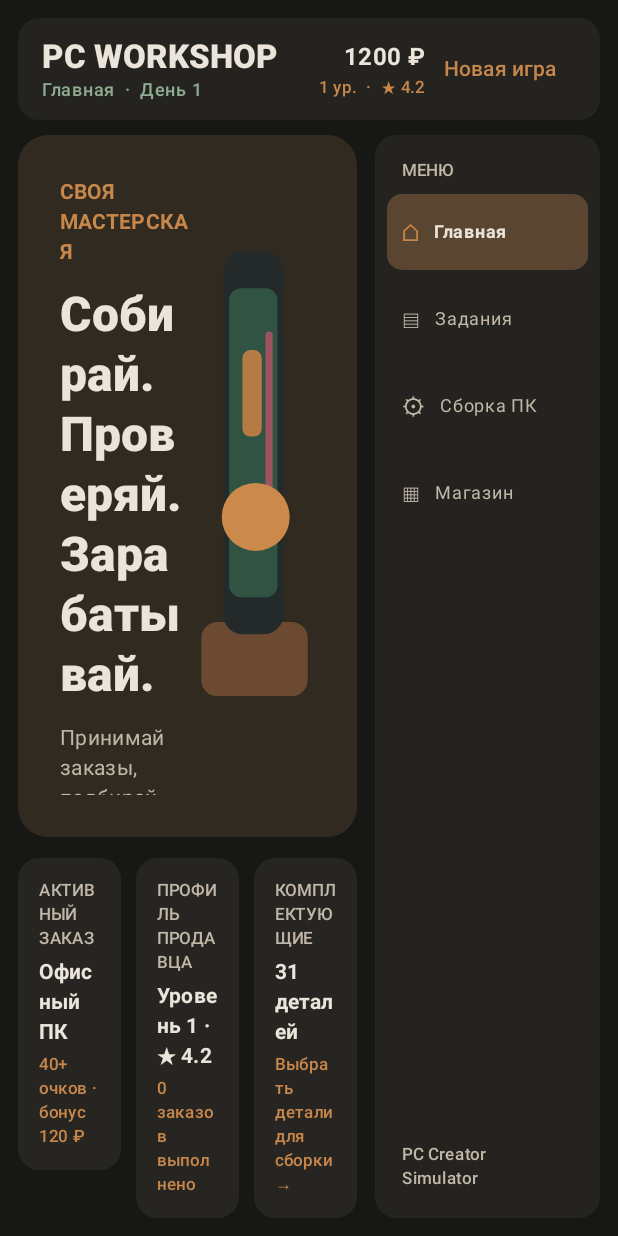
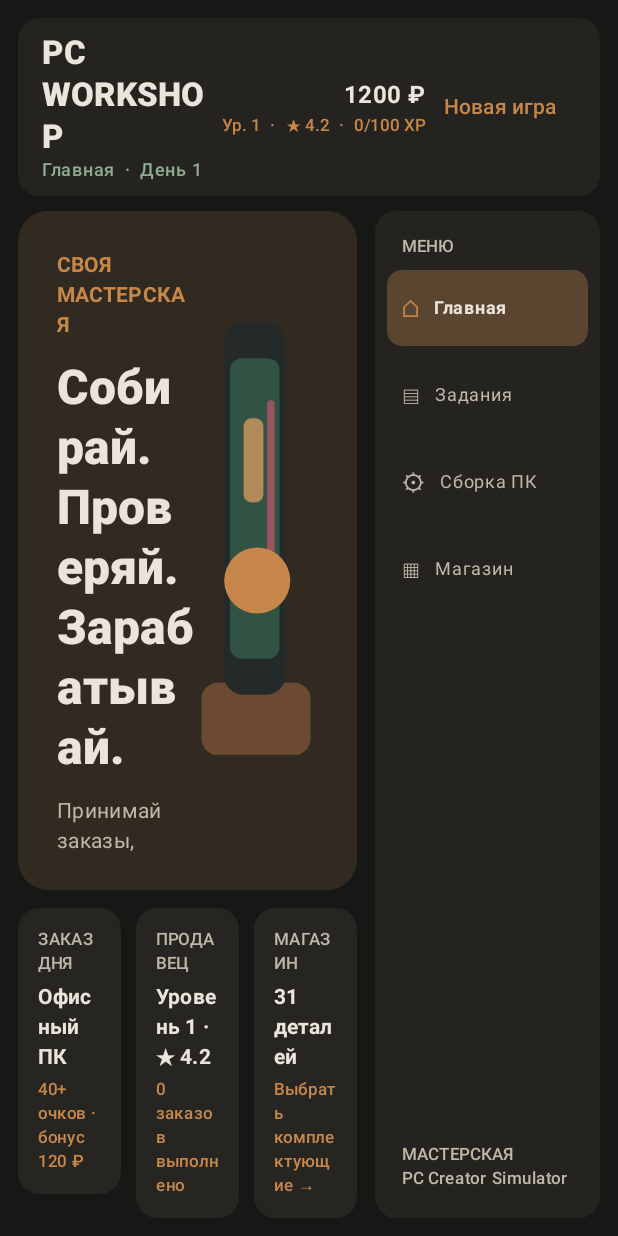
Before and after one commit to zxcrixd/pcsim, an Android app built with Jetpack Compose: the composable App shown on its own in the app's theme, on a phone screen of 412 x 824 dp. Run offline under Robolectric (Android 15) with nearby library versions, the phone set to English and light mode, and no system bars.

Commit message:
feat(ui): refine landscape navigation, seller profile and workshop menu

```diff
--- a/composeApp/src/commonMain/kotlin/com/zxcrixd/pcsim/ui/App.kt
+++ b/composeApp/src/commonMain/kotlin/com/zxcrixd/pcsim/ui/App.kt
@@ -20,7 +20,6 @@ import androidx.compose.material3.Button
 import androidx.compose.material3.Card
 import androidx.compose.material3.CardDefaults
 import androidx.compose.material3.FilterChip
-import androidx.compose.material3.LinearProgressIndicator
 import androidx.compose.material3.MaterialTheme
 import androidx.compose.material3.OutlinedButton
 import androidx.compose.material3.Surface
@@ -46,23 +45,15 @@ import com.zxcrixd.pcsim.model.Part
 import com.zxcrixd.pcsim.model.PartType
 
 private val WorkshopColors = darkColorScheme(
-    primary = Color(0xFFC8874A),
-    onPrimary = Color(0xFF21160D),
-    secondary = Color(0xFF8EAC91),
-    background = Color(0xFF171716),
-    onBackground = Color(0xFFEAE4DA),
-    surface = Color(0xFF262522),
-    onSurface = Color(0xFFEAE4DA),
-    surfaceVariant = Color(0xFF34312B),
-    onSurfaceVariant = Color(0xFFC1B7A8),
-    error = Color(0xFFE27769)
+    primary = Color(0xFFC8874A), onPrimary = Color(0xFF21160D),
+    secondary = Color(0xFF8EAC91), background = Color(0xFF171716),
+    onBackground = Color(0xFFEAE4DA), surface = Color(0xFF262522),
+    onSurface = Color(0xFFEAE4DA), surfaceVariant = Color(0xFF34312B),
+    onSurfaceVariant = Color(0xFFC1B7A8), error = Color(0xFFE27769)
 )
 
 private enum class Page(val title: String, val icon: String) {
-    HOME("Главная", "⌂"),
-    TASKS("Задания", "▤"),
-    BUILD("Сборка ПК", "⚙"),
-    SHOP("Магазин", "▦")
+    HOME("Главная", "⌂"), TASKS("Задания", "▤"), BUILD("Сборка ПК", "⚙"), SHOP("Магазин", "▦")
 }
 
 @Composable
@@ -77,13 +68,13 @@ fun App() {
                 Row(Modifier.fillMaxSize(), horizontalArrangement = Arrangement.spacedBy(12.dp)) {
                     Box(Modifier.weight(1f).fillMaxSize()) {
                         when (page) {
-                            Page.HOME -> HomePage(game, onNavigate = { page = it })
-                            Page.TASKS -> TasksPage(game, onAccept = { task -> game.acceptTask(task); page = Page.BUILD })
-                            Page.BUILD -> BuildPage(game, selectedPart, onPartPlaced = { selectedPart = null })
-                            Page.SHOP -> ShopPage(game, selectedPart, onSelect = { selectedPart = it; page = Page.BUILD })
+                            Page.HOME -> HomePage(game) { page = it }
+                            Page.TASKS -> TasksPage(game) { task -> game.acceptTask(task); page = Page.BUILD }
+                            Page.BUILD -> BuildPage(game, selectedPart) { selectedPart = null }
+                            Page.SHOP -> ShopPage(game, selectedPart) { selectedPart = it; page = Page.BUILD }
                         }
                     }
-                    Navigation(page, onNavigate = { page = it })
+                    Navigation(page) { page = it }
                 }
             }
         }
@@ -93,7 +84,7 @@ fun App() {
 @Composable
 private fun Header(game: GameState, page: Page, onReset: () -> Unit) {
     Row(
-        Modifier.fillMaxWidth().background(Color(0xFF24231F), RoundedCornerShape(14.dp)).padding(horizontal = 16.dp, vertical = 10.dp),
+        Modifier.fillMaxWidth().background(Color(0xFF24231F), RoundedCornerShape(14.dp)).padding(horizontal = 16.dp, vertical = 9.dp),
         verticalAlignment = Alignment.CenterVertically
     ) {
         Column(Modifier.weight(1f)) {
@@ -102,7 +93,7 @@ private fun Header(game: GameState, page: Page, onReset: () -> Unit) {
         }
         Column(horizontalAlignment = Alignment.End) {
             Text("${game.money} ₽", style = MaterialTheme.typography.titleMedium, fontWeight = FontWeight.Bold)
-            Text("${game.sellerLevel} ур.  ·  ★ ${"%.1f".format(game.rating)}", style = MaterialTheme.typography.labelSmall, color = MaterialTheme.colorScheme.primary)
+            Text("Ур. ${game.sellerLevel}  ·  ★ ${game.rating.toString().take(3)}  ·  ${game.sellerXp % 100}/100 XP", style = MaterialTheme.typography.labelSmall, color = MaterialTheme.colorScheme.primary)
         }
         TextButton(onClick = onReset) { Text("Новая игра") }
     }
@@ -114,14 +105,12 @@ private fun Navigation(current: Page, onNavigate: (Page) -> Unit) {
         Modifier.width(150.dp).background(Color(0xFF24231F), RoundedCornerShape(14.dp)).padding(8.dp),
         verticalArrangement = Arrangement.spacedBy(7.dp)
     ) {
-        Text("МЕНЮ", modifier = Modifier.padding(start = 10.dp, top = 8.dp), style = MaterialTheme.typography.labelSmall, color = MaterialTheme.colorScheme.onSurfaceVariant)
+        Text("МЕНЮ", Modifier.padding(start = 10.dp, top = 8.dp), style = MaterialTheme.typography.labelSmall, color = MaterialTheme.colorScheme.onSurfaceVariant)
         Page.entries.forEach { page ->
             val active = current == page
             Row(
-                Modifier.fillMaxWidth()
-                    .background(if (active) Color(0xFF5A4530) else Color.Transparent, RoundedCornerShape(10.dp))
-                    .clickable { onNavigate(page) }
-                    .padding(horizontal = 10.dp, vertical = 13.dp),
+                Modifier.fillMaxWidth().background(if (active) Color(0xFF5A4530) else Color.Transparent, RoundedCornerShape(10.dp))
+                    .clickable { onNavigate(page) }.padding(horizontal = 10.dp, vertical = 13.dp),
                 verticalAlignment = Alignment.CenterVertically
             ) {
                 Text(page.icon, color = if (active) MaterialTheme.colorScheme.primary else MaterialTheme.colorScheme.onSurfaceVariant)
@@ -130,19 +119,15 @@ private fun Navigation(current: Page, onNavigate: (Page) -> Unit) {
             }
         }
         Spacer(Modifier.weight(1f))
-        Text("PC Creator\nSimulator", modifier = Modifier.padding(10.dp), style = MaterialTheme.typography.labelSmall, color = MaterialTheme.colorScheme.onSurfaceVariant)
+        Text("МАСТЕРСКАЯ\nPC Creator Simulator", Modifier.padding(10.dp), style = MaterialTheme.typography.labelSmall, color = MaterialTheme.colorScheme.onSurfaceVariant)
     }
 }
 
 @Composable
 private fun HomePage(game: GameState, onNavigate: (Page) -> Unit) {
-    Column(Modifier.fillMaxSize(), verticalArrangement = Arrangement.spacedBy(14.dp)) {
-        Card(
-            Modifier.fillMaxWidth().weight(1f),
-            colors = CardDefaults.cardColors(containerColor = Color(0xFF302A21)),
-            shape = RoundedCornerShape(20.dp)
-        ) {
-            Row(Modifier.fillMaxSize().padding(28.dp), verticalAlignment = Alignment.CenterVertically) {
+    Column(Modifier.fillMaxSize(), verticalArrangement = Arrangement.spacedBy(12.dp)) {
+        Card(Modifier.fillMaxWidth().weight(1f), colors = CardDefaults.cardColors(containerColor = Color(0xFF302A21)), shape = RoundedCornerShape(20.dp)) {
+            Row(Modifier.fillMaxSize().padding(26.dp), verticalAlignment = Alignment.CenterVertically) {
                 Column(Modifier.weight(1f), verticalArrangement = Arrangement.spacedBy(12.dp)) {
                     Text("СВОЯ МАСТЕРСКАЯ", style = MaterialTheme.typography.labelLarge, color = MaterialTheme.colorScheme.primary, fontWeight = FontWeight.Bold)
                     Text("Собирай. Проверяй.\nЗарабатывай.", style = MaterialTheme.typography.headlineLarge, fontWeight = FontWeight.Black)
@@ -153,9 +138,9 @@ private fun HomePage(game: GameState, onNavigate: (Page) -> Unit) {
             }
         }
         Row(Modifier.fillMaxWidth(), horizontalArrangement = Arrangement.spacedBy(10.dp)) {
-            SummaryCard("Активный заказ", game.order.title, "${game.order.minScore}+ очков · бонус ${game.order.bonus} ₽", Modifier.weight(1f)) { onNavigate(Page.TASKS) }
-            SummaryCard("Профиль продавца", "Уровень ${game.sellerLevel} · ★ ${"%.1f".format(game.rating)}", "${game.completedOrders} заказов выполнено", Modifier.weight(1f)) { onNavigate(Page.TASKS) }
-            SummaryCard("Комплектующие", "${Catalog.parts.size} деталей", "Выбрать детали для сборки →", Modifier.weight(1f)) { onNavigate(Page.SHOP) }
+            SummaryCard("Заказ дня", game.order.title, "${game.order.minScore}+ очков · бонус ${game.order.bonus} ₽", Modifier.weight(1f)) { onNavigate(Page.TASKS) }
+            SummaryCard("Продавец", "Уровень ${game.sellerLevel} · ★ ${game.rating.toString().take(3)}", "${game.completedOrders} заказов выполнено", Modifier.weight(1f)) { onNavigate(Page.TASKS) }
+            SummaryCard("Магазин", "${Catalog.parts.size} деталей", "Выбрать комплектующие →", Modifier.weight(1f)) { onNavigate(Page.SHOP) }
         }
     }
 }
@@ -163,22 +148,21 @@ private fun HomePage(game: GameState, onNavigate: (Page) -> Unit) {
 @Composable
 private fun WorkshopIllustration(modifier: Modifier = Modifier) {
     androidx.compose.foundation.Canvas(modifier) {
-        val w = size.width
-        val h = size.height
-        drawRoundRect(Color(0xFF6B4A31), androidx.compose.ui.geometry.Offset(w * .06f, h * .72f), androidx.compose.ui.geometry.Size(w * .88f, h * .12f), androidx.compose.ui.geometry.CornerRadius(16f))
-        drawRoundRect(Color(0xFF242A2A), androidx.compose.ui.geometry.Offset(w * .24f, h * .12f), androidx.compose.ui.geometry.Size(w * .50f, h * .62f), androidx.compose.ui.geometry.CornerRadius(20f))
-        drawRoundRect(Color(0xFF315344), androidx.compose.ui.geometry.Offset(w * .29f, h * .18f), androidx.compose.ui.geometry.Size(w * .40f, h * .50f), androidx.compose.ui.geometry.CornerRadius(12f))
-        drawRoundRect(Color(0xFFB67A43), androidx.compose.ui.geometry.Offset(w * .40f, h * .28f), androidx.compose.ui.geometry.Size(w * .16f, h * .14f), androidx.compose.ui.geometry.CornerRadius(8f))
-        drawRoundRect(Color(0xFF9D5360), androidx.compose.ui.geometry.Offset(w * .59f, h * .25f), androidx.compose.ui.geometry.Size(w * .06f, h * .26f), androidx.compose.ui.geometry.CornerRadius(5f))
-        drawRoundRect(Color(0xFF9A9A89), androidx.compose.ui.geometry.Offset(w * .38f, h * .51f), androidx.compose.ui.geometry.Size(w * .29f, h * .08f), androidx.compose.ui.geometry.CornerRadius(5f))
-        drawCircle(Color(0xFFCB8A4B), h * .055f, androidx.compose.ui.geometry.Offset(w * .51f, h * .55f))
+        val w = size.width; val h = size.height
+        drawRoundRect(Color(0xFF6B4A31), androidx.compose.ui.geometry.Offset(w*.06f,h*.72f), androidx.compose.ui.geometry.Size(w*.88f,h*.12f), androidx.compose.ui.geometry.CornerRadius(16f))
+        drawRoundRect(Color(0xFF242A2A), androidx.compose.ui.geometry.Offset(w*.24f,h*.12f), androidx.compose.ui.geometry.Size(w*.5f,h*.62f), androidx.compose.ui.geometry.CornerRadius(20f))
+        drawRoundRect(Color(0xFF315344), androidx.compose.ui.geometry.Offset(w*.29f,h*.18f), androidx.compose.ui.geometry.Size(w*.4f,h*.5f), androidx.compose.ui.geometry.CornerRadius(12f))
+        drawRoundRect(Color(0xFFB18A5A), androidx.compose.ui.geometry.Offset(w*.40f,h*.28f), androidx.compose.ui.geometry.Size(w*.16f,h*.14f), androidx.compose.ui.geometry.CornerRadius(8f))
+        drawRoundRect(Color(0xFF9A5360), androidx.compose.ui.geometry.Offset(w*.59f,h*.25f), androidx.compose.ui.geometry.Size(w*.06f,h*.26f), androidx.compose.ui.geometry.CornerRadius(5f))
+        drawRoundRect(Color(0xFF76776A), androidx.compose.ui.geometry.Offset(w*.38f,h*.51f), androidx.compose.ui.geometry.Size(w*.29f,h*.08f), androidx.compose.ui.geometry.CornerRadius(5f))
+        drawCircle(Color(0xFFC8874A), h*.055f, androidx.compose.ui.geometry.Offset(w*.51f,h*.55f))
     }
 }
 
 @Composable
 private fun SummaryCard(title: String, value: String, subtitle: String, modifier: Modifier = Modifier, onClick: () -> Unit) {
     Card(modifier.clickable(onClick = onClick), colors = CardDefaults.cardColors(containerColor = MaterialTheme.colorScheme.surface), shape = RoundedCornerShape(14.dp)) {
-        Column(Modifier.padding(14.dp), verticalArrangement = Arrangement.spacedBy(4.dp)) {
+        Column(Modifier.padding(13.dp), verticalArrangement = Arrangement.spacedBy(4.dp)) {
             Text(title.uppercase(), style = MaterialTheme.typography.labelSmall, color = MaterialTheme.colorScheme.onSurfaceVariant)
             Text(value, style = MaterialTheme.typography.titleSmall, fontWeight = FontWeight.Bold)
             Text(subtitle, style = MaterialTheme.typography.labelSmall, color = MaterialTheme.colorScheme.primary)
@@ -190,20 +174,20 @@ private fun SummaryCard(title: String, value: String, subtitle: String, modifier
 private fun TasksPage(game: GameState, onAccept: (Order) -> Unit) {
     Column(Modifier.fillMaxSize(), verticalArrangement = Arrangement.spacedBy(10.dp)) {
         Text("ЗАДАНИЯ ОТ КЛИЕНТОВ", style = MaterialTheme.typography.titleLarge, fontWeight = FontWeight.Bold)
-        Text("Выбери заказ. Бюджет ограничивает стоимость деталей, а рейтинг растёт за удачные сборки.", style = MaterialTheme.typography.bodySmall, color = MaterialTheme.colorScheme.onSurfaceVariant)
+        Text("У каждого клиента свои требования, бюджет и бонус. Удачная сборка повышает рейтинг продавца.", style = MaterialTheme.typography.bodySmall, color = MaterialTheme.colorScheme.onSurfaceVariant)
         Row(Modifier.fillMaxWidth().weight(1f), horizontalArrangement = Arrangement.spacedBy(10.dp)) {
             game.tasks.forEachIndexed { index, task ->
-                Card(Modifier.weight(1f).fillMaxSize(), colors = CardDefaults.cardColors(containerColor = if (index == 0) Color(0xFF302A21) else MaterialTheme.colorScheme.surface), shape = RoundedCornerShape(16.dp)) {
-                    Column(Modifier.fillMaxSize().padding(16.dp), verticalArrangement = Arrangement.spacedBy(9.dp)) {
-                        Text(if (index == 0) "РЕКОМЕНДУЕМЫЙ" else "ДОП. ЗАКАЗ", style = MaterialTheme.typography.labelSmall, color = MaterialTheme.colorScheme.primary, fontWeight = FontWeight.Bold)
+                Card(Modifier.weight(1f).fillMaxSize(), colors = CardDefaults.cardColors(containerColor = if (task.title == game.order.title) Color(0xFF302A21) else MaterialTheme.colorScheme.surface), shape = RoundedCornerShape(16.dp)) {
+                    Column(Modifier.fillMaxSize().padding(15.dp), verticalArrangement = Arrangement.spacedBy(8.dp)) {
+                        Text(if (task.title == game.order.title) "АКТИВНЫЙ ЗАКАЗ" else "ЗАКАЗ КЛИЕНТА ${index + 1}", style = MaterialTheme.typography.labelSmall, color = MaterialTheme.colorScheme.primary, fontWeight = FontWeight.Bold)
                         Text(task.client, style = MaterialTheme.typography.titleMedium, fontWeight = FontWeight.Bold)
                         Text(task.title, style = MaterialTheme.typography.titleSmall)
                         Text(task.description, style = MaterialTheme.typography.bodySmall, color = MaterialTheme.colorScheme.onSurfaceVariant)
                         Spacer(Modifier.weight(1f))
-                        Text("Минимум ${task.minScore} очков", style = MaterialTheme.typography.labelMedium)
-                        Text("Бюджет ${task.budget} ₽", style = MaterialTheme.typography.labelMedium)
-                        Text("Бонус ${task.bonus} ₽", style = MaterialTheme.typography.labelMedium, color = MaterialTheme.colorScheme.primary)
-                        Button(onClick = { onAccept(task) }, modifier = Modifier.fillMaxWidth()) { Text("Взять заказ") }
+                        Text("Производительность: ${task.minScore}+", style = MaterialTheme.typography.labelMedium)
+                        Text("Бюджет: ${task.budget} ₽", style = MaterialTheme.typography.labelMedium)
+                        Text("Бонус: ${task.bonus} ₽", style = MaterialTheme.typography.labelMedium, color = MaterialTheme.colorScheme.primary)
+                        Button(onClick = { onAccept(task) }, modifier = Modifier.fillMaxWidth()) { Text(if (task.title == game.order.title) "Собирать заказ" else "Взять заказ") }
                     }
                 }
             }
@@ -218,7 +202,13 @@ private fun BuildPage(game: GameState, selectedPart: Part?, onPartPlaced: () ->
         if (game.message.startsWith("Установлена ") || " заменена на " in game.message) onPartPlaced()
     }
     Column(Modifier.fillMaxSize(), verticalArrangement = Arrangement.spacedBy(8.dp)) {
-        Text("СБОРКА ПК", style = MaterialTheme.typography.titleLarge, fontWeight = FontWeight.Bold)
+        Row(verticalAlignment = Alignment.CenterVertically) {
+            Column(Modifier.weight(1f)) {
+                Text("СБОРКА ПК", style = MaterialTheme.typography.titleLarge, fontWeight = FontWeight.Bold)
+                Text("${game.order.client} · ${game.order.title} · бюджет ${game.order.budget} ₽", style = MaterialTheme.typography.labelSmall, color = MaterialTheme.colorScheme.onSurfaceVariant)
+            }
+            Text("Ур. ${game.sellerLevel} · ★ ${game.rating.toString().take(3)}", color = MaterialTheme.colorScheme.primary, fontWeight = FontWeight.Bold)
+        }
         if (selectedPart != null) Text("Выбрано: ${selectedPart.name} — нажми на гнездо этой детали", color = MaterialTheme.colorScheme.primary, style = MaterialTheme.typography.labelMedium)
         WorkshopScene(game, selectedPart, Modifier.fillMaxWidth().weight(1f))
         Row(Modifier.fillMaxWidth(), verticalAlignment = Alignment.CenterVertically) {
@@ -239,11 +229,11 @@ private fun BuildPage(game: GameState, selectedPart: Part?, onPartPlaced: () ->
 private fun ShopPage(game: GameState, selectedPart: Part?, onSelect: (Part) -> Unit) {
     var filter by remember { mutableStateOf<PartType?>(null) }
     val parts = if (filter == null) Catalog.parts else Catalog.byType(filter!!)
-    Column(Modifier.fillMaxSize(), verticalArrangement = Arrangement.spacedBy(10.dp)) {
+    Column(Modifier.fillMaxSize(), verticalArrangement = Arrangement.spacedBy(9.dp)) {
         Row(verticalAlignment = Alignment.CenterVertically) {
             Column(Modifier.weight(1f)) {
                 Text("МАГАЗИН КОМПЛЕКТУЮЩИХ", style = MaterialTheme.typography.titleLarge, fontWeight = FontWeight.Bold)
-                Text("Выбери деталь, затем перейди в «Сборка ПК» и установи её в корпус", style = MaterialTheme.typography.bodySmall, color = MaterialTheme.colorScheme.onSurfaceVariant)
+                Text("Выбор детали бесплатный — деньги списываются при установке.", style = MaterialTheme.typography.bodySmall, color = MaterialTheme.colorScheme.onSurfaceVariant)
             }
             Text("Баланс ${game.money} ₽", fontWeight = FontWeight.Bold, color = MaterialTheme.colorScheme.primary)
         }
@@ -252,14 +242,12 @@ private fun ShopPage(game: GameState, selectedPart: Part?, onSelect: (Part) -> U
             items(PartType.entries) { type -> FilterChip(filter == type, { filter = if (filter == type) null else type }, label = { Text(type.label) }) }
         }
         LazyRow(Modifier.fillMaxWidth().weight(1f), horizontalArrangement = Arrangement.spacedBy(9.dp)) {
-            items(parts) { part ->
-                ShopPartCard(part, locked = part.requiredReputation > game.reputation, selected = selectedPart?.id == part.id, onClick = { onSelect(part) })
-            }
+            items(parts) { part -> ShopPartCard(part, part.requiredReputation > game.reputation, selectedPart?.id == part.id) { onSelect(part) } }
         }
         Card(colors = CardDefaults.cardColors(containerColor = Color(0xFF302A21))) {
-            Row(Modifier.fillMaxWidth().padding(12.dp), verticalAlignment = Alignment.CenterVertically) {
+            Row(Modifier.fillMaxWidth().padding(11.dp), verticalAlignment = Alignment.CenterVertically) {
                 Text(selectedPart?.let { "Выбрано: ${it.name} · ${it.price} ₽" } ?: "Деталь не выбрана", Modifier.weight(1f), color = MaterialTheme.colorScheme.onSurface)
-                Text("Сначала выбрать деталь можно бесплатно — деньги спишутся при установке.", style = MaterialTheme.typography.labelSmall, color = MaterialTheme.colorScheme.onSurfaceVariant)
+                Text("Нажми на карточку, чтобы выбрать", style = MaterialTheme.typography.labelSmall, color = MaterialTheme.colorScheme.onSurfaceVariant)
             }
         }
     }
@@ -268,19 +256,15 @@ private fun ShopPage(game: GameState, selectedPart: Part?, onSelect: (Part) -> U
 @Composable
 private fun ShopPartCard(part: Part, locked: Boolean, selected: Boolean, onClick: () -> Unit) {
     val fill = if (selected) Color(0xFF5A4530) else MaterialTheme.colorScheme.surface
-    Card(
-        Modifier.width(190.dp).fillMaxSize().clickable(enabled = !locked, onClick = onClick),
-        colors = CardDefaults.cardColors(containerColor = fill),
-        shape = RoundedCornerShape(14.dp)
-    ) {
-        Column(Modifier.fillMaxWidth().padding(13.dp), verticalArrangement = Arrangement.spacedBy(8.dp)) {
-            PartSwatch(part.type, Modifier.fillMaxWidth().height(76.dp))
+    Card(Modifier.width(190.dp).fillMaxSize().clickable(enabled = !locked, onClick = onClick), colors = CardDefaults.cardColors(containerColor = fill), shape = RoundedCornerShape(14.dp)) {
+        Column(Modifier.fillMaxWidth().padding(12.dp), verticalArrangement = Arrangement.spacedBy(7.dp)) {
+            PartSwatch(part.type, Modifier.fillMaxWidth().height(70.dp))
             Text(if (locked) "🔒 ${part.name}" else part.name, style = MaterialTheme.typography.titleSmall, fontWeight = FontWeight.Bold)
-            Text(if (locked) "Откроется на репутации ${part.requiredReputation}" else "${part.price} ₽", color = MaterialTheme.colorScheme.primary, fontWeight = FontWeight.Bold)
+            Text(if (locked) "Откроется на реп. ${part.requiredReputation}" else "${part.price} ₽", color = MaterialTheme.colorScheme.primary, fontWeight = FontWeight.Bold)
             Text("${part.score} очков производительности", style = MaterialTheme.typography.labelSmall)
             Text(partSpec(part), style = MaterialTheme.typography.labelSmall, color = MaterialTheme.colorScheme.onSurfaceVariant)
             Spacer(Modifier.weight(1f))
-            Text(if (selected) "ВЫБРАНО" else "Нажми, чтобы выбрать →", style = MaterialTheme.typography.labelSmall, color = MaterialTheme.colorScheme.secondary)
+            Text(if (selected) "ВЫБРАНО" else "Выбрать →", style = MaterialTheme.typography.labelSmall, color = MaterialTheme.colorScheme.secondary)
         }
     }
 }
```
